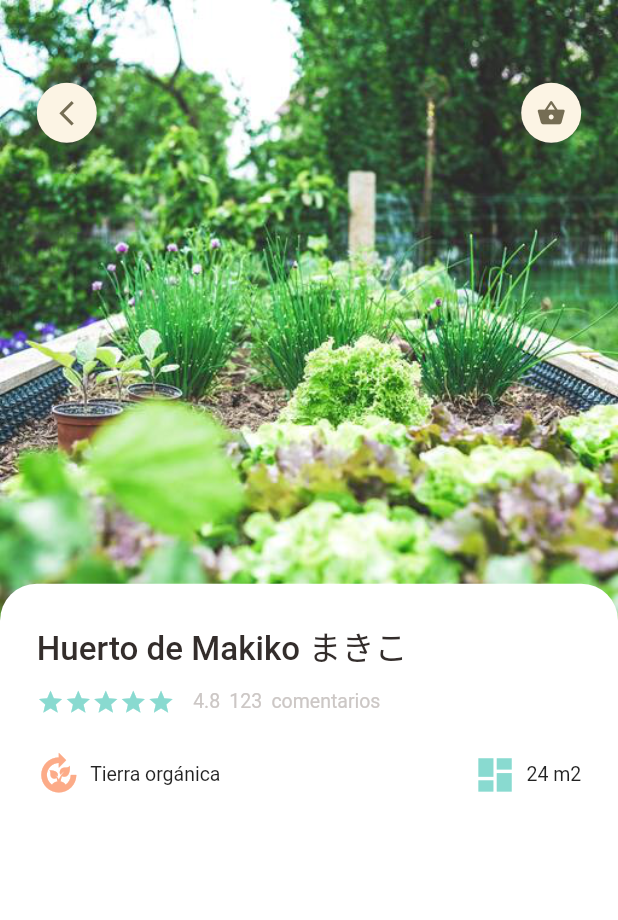
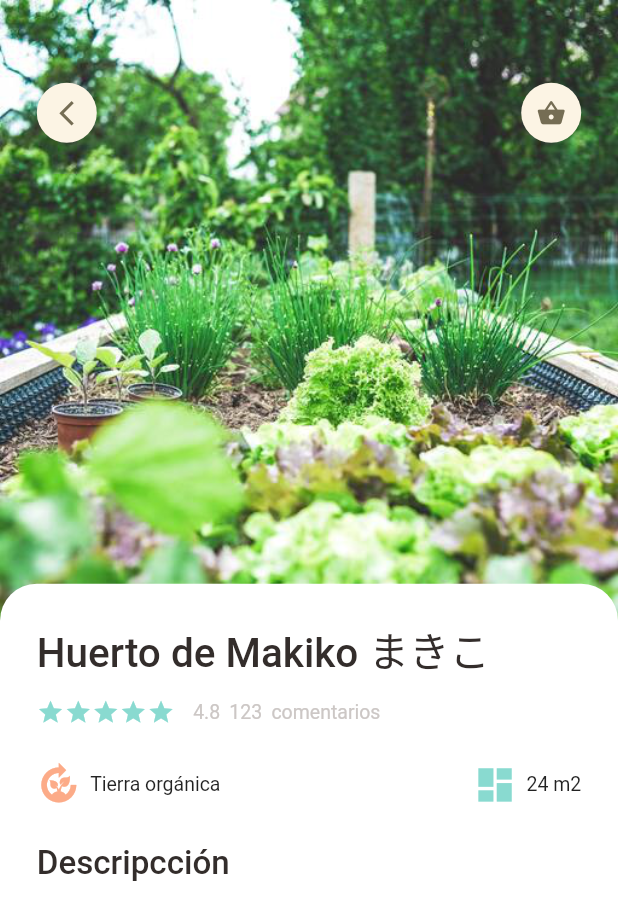
Before and after one commit to GitRockie/farmee, a Flutter app: the screen it shows after launch, on a phone screen of 412 x 824 dp. Shown: the top 920 px of the screen. Run offline on Flutter 3.47's test engine with Material 2 defaults, Android fonts, the phone set to English and light mode, and no system bars; our stand-ins replace dots_indicator, get.

Commit message:
Detailed Farm UI
App Column add dynamic text
Setting new Dimensions
Description BigText add
BottomNavigationBar section add

```diff
--- a/lib/pages/farm/popular_farm_detail.dart
+++ b/lib/pages/farm/popular_farm_detail.dart
@@ -5,8 +5,6 @@ import 'package:flutter/material.dart';
 
 import '../../utils/colors.dart';
 import '../../widgets/big_text.dart';
-import '../../widgets/icon_and_text.dart';
-import '../../widgets/small_text.dart';
 
 class PopularFarmDetail extends StatelessWidget {
   const PopularFarmDetail({super.key});
@@ -14,6 +12,7 @@ class PopularFarmDetail extends StatelessWidget {
   @override
   Widget build(BuildContext context) {
     return Scaffold(
+      backgroundColor: Colors.white,
       body: Stack(
         children: [
           Positioned(
@@ -53,9 +52,43 @@ class PopularFarmDetail extends StatelessWidget {
                       borderRadius: BorderRadius.only(
                           topLeft: Radius.circular(Dimensions.radius20),
                           topRight: Radius.circular(Dimensions.radius20))),
-                child: const AppColumn())),
+                  child: Column(
+                    crossAxisAlignment: CrossAxisAlignment.start,
+                    children: [
+                      const AppColumn(
+                        text: 'Huerto de Makiko まきこ',
+                      ),
+                      SizedBox(
+                        height: Dimensions.height20,
+                      ),
+                      const BigText(text: 'Descripcción')
                     ],
-    ));
+                  ))),
+        ],
+      ),
+      bottomNavigationBar: Container(
+          height: 120,
+          padding: EdgeInsets.only(
+              top: Dimensions.height30,
+              bottom: Dimensions.height30,
+              left: Dimensions.width20,
+              right: Dimensions.width20),
+          decoration: BoxDecoration(
+            color: AppColors.buttonBackgroundColor,
+            borderRadius: BorderRadius.only(
+                topLeft: Radius.circular(Dimensions.radius20 * 2),
+                topRight: Radius.circular(Dimensions.radius20 * 2)),
+          ),
+          child: Row(
+            children: [
+              Container(
+                decoration: BoxDecoration(
+                    borderRadius: BorderRadius.circular(Dimensions.radius20),
+                    color: Colors.white),
+              )
+            ],
+          )),
+    );
   }
 }
 
--- a/lib/pages/home/farms_page_body.dart
+++ b/lib/pages/home/farms_page_body.dart
@@ -270,7 +270,9 @@ class _FarmsPageBodyState extends State<FarmsPageBody> {
                       top: Dimensions.height15,
                       left: Dimensions.width15,
                       right: Dimensions.width15),
-                  child: const AppColumn()),
+                  child: const AppColumn(
+                    text: 'Huerto de Makiko まきこ',
+                  )),
             ),
           )
         ],
--- a/lib/utils/dimensions.dart
+++ b/lib/utils/dimensions.dart
@@ -24,7 +24,12 @@ class Dimensions {
   static double width30 = screenHeight / 22.4;
   static double width45 = screenHeight / 14.93;
 
+  //font size
   static double font18 = screenHeight / 37.3;
+  static double font20 = screenHeight / 33.6;
+  static double font22 = screenHeight / 30.54;
+  static double font24 = screenHeight / 28;
+  static double font26 = screenHeight / 25.84;
 
   static double radius5 = screenHeight / 134.4;
   static double radius15 = screenHeight / 44.8;
--- a/lib/widgets/app_column.dart
+++ b/lib/widgets/app_column.dart
@@ -7,15 +7,17 @@ import '../utils/colors.dart';
 import '../utils/dimensions.dart';
 
 class AppColumn extends StatelessWidget {
-  const AppColumn({super.key});
+  final String text;
+  const AppColumn({super.key, required this.text});
 
   @override
   Widget build(BuildContext context) {
     return Column(
       crossAxisAlignment: CrossAxisAlignment.start,
       children: [
-        const BigText(
-          text: 'Huerto de Makiko まきこ',
+        BigText(
+          text: text,
+          size: Dimensions.font22,
         ),
         SizedBox(height: Dimensions.height10),
         Row(
```
Lines whose indentation alone changed are shown as unchanged.
